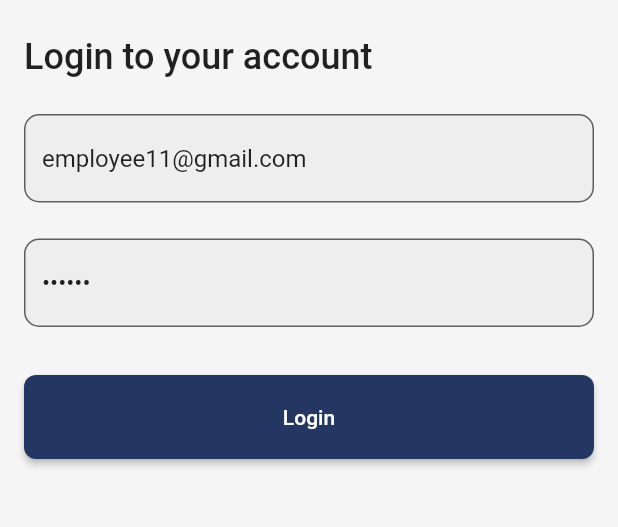
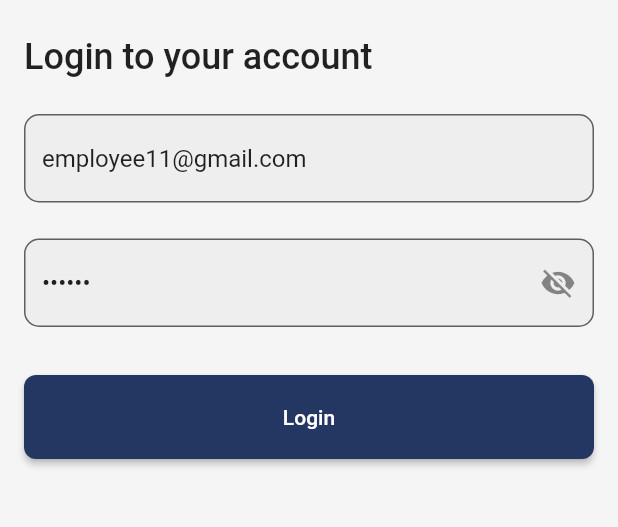
Before and after one commit to CEs-Company-Benefit-Ecommerce-Service/CES-Mobile, a Flutter app: the screen it shows after launch, after a tap on "Login", on a phone screen of 412 x 824 dp, the part 412-939 px from its top. Run offline on Flutter 3.47's test engine with Material 2 defaults, Android fonts, the phone set to English and light mode, and no system bars; drawn by our look-alikes of flutter_form_builder; our stand-ins replace cached_network_image, carousel_slider, device_preview, easy_stepper, firebase_core, firebase_messaging and 5 more; accounts and stored records are empty; network calls fail.

Commit message:
update ui authentication screen

```diff
--- a/lib/app/modules/authentication/controllers/authentication_controller.dart
+++ b/lib/app/modules/authentication/controllers/authentication_controller.dart
@@ -1,6 +1,5 @@
 import 'dart:convert';
 
-import 'package:ces_app/app/core/services/notification_service.dart';
 import 'package:ces_app/app/models/login_model.dart';
 import 'package:flutter/foundation.dart';
 import 'package:flutter/material.dart';
@@ -14,6 +13,8 @@ class AuthenticationController extends GetxController {
   final box = GetStorage();
 
   var isLoading = false.obs;
+  var showPass = false.obs;
+
   LoginModel? loginModel;
 
   void login() async {
@@ -24,7 +25,7 @@ class AuthenticationController extends GetxController {
         var payload = {
           "email": loginKey.currentState?.value['email'],
           "password": loginKey.currentState?.value['password'],
-          "fcmToken": box.read("fcmToken")
+          "fcmToken": await box.read("fcmToken")
         };
 
         http.Response response =
@@ -41,7 +42,7 @@ class AuthenticationController extends GetxController {
           box.write("accountId", loginModel?.account?.id);
           box.write("token", loginModel?.token?.accessToken);
 
-          Get.offNamed('/wrapper');
+          Get.offAllNamed('/wrapper');
         } else {
           if (kDebugMode) {
             print(
@@ -55,23 +56,7 @@ class AuthenticationController extends GetxController {
         }
       } finally {
         isLoading(false);
-        // Get.delete<AuthenticationController>();
       }
     }
   }
-
-  // @override
-  // void onInit() {
-  //   super.onInit();
-  // }
-
-  // @override
-  // void onReady() {
-  //   super.onReady();
-  // }
-
-  // @override
-  // void onClose() {
-  //   super.onClose();
-  // }
 }
--- a/lib/app/modules/authentication/views/authentication_view.dart
+++ b/lib/app/modules/authentication/views/authentication_view.dart
@@ -74,21 +74,29 @@ class AuthenticationView extends GetView<AuthenticationController> {
                 ),
                 Container(
                   padding: const EdgeInsets.symmetric(horizontal: 16),
-                  child: FormBuilderTextField(
+                  child: Obx(() => FormBuilderTextField(
                         name: 'password',
                         initialValue: "123456",
                         validator: FormBuilderValidators.compose([
                           FormBuilderValidators.required(),
                         ]),
-                    obscureText: true,
+                        obscureText: !controller.showPass.value,
                         decoration: InputDecoration(
+                            suffixIcon: IconButton(
+                              icon: controller.showPass.value
+                                  ? const Icon(Icons.visibility)
+                                  : const Icon(Icons.visibility_off),
+                              onPressed: () {
+                                controller.showPass(!controller.showPass.value);
+                              },
+                            ),
                             fillColor: Colors.grey.shade200,
                             filled: true,
                             hintText: "Password",
                             border: OutlineInputBorder(
                               borderRadius: BorderRadius.circular(10),
                             )),
-                  ),
+                      )),
                 ),
                 const SizedBox(
                   height: 32,
```
Lines whose indentation alone changed are shown as unchanged.
